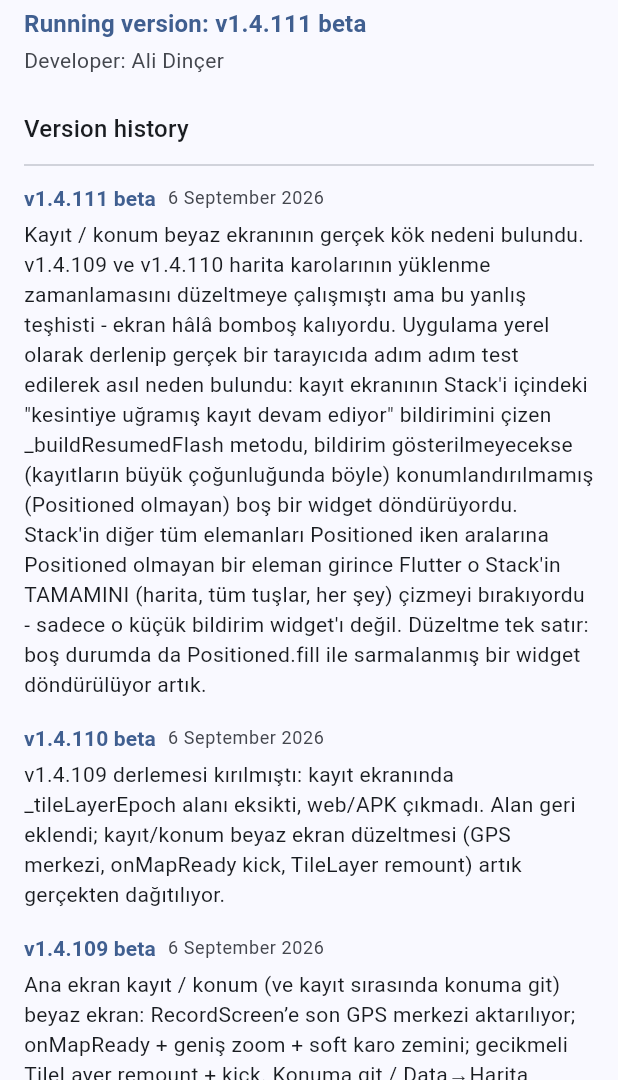
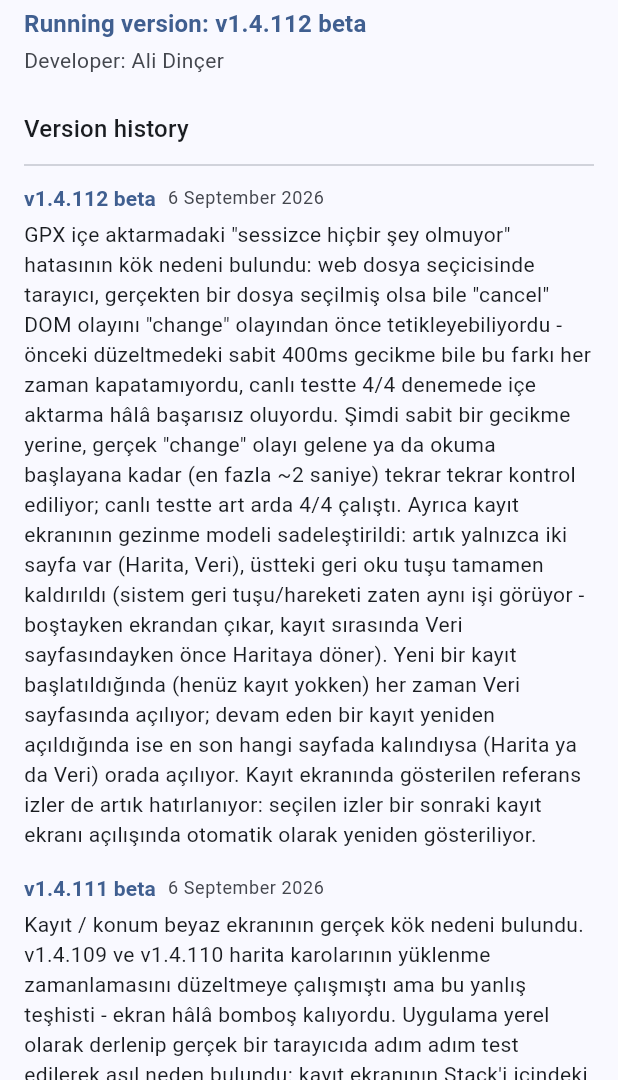
Before and after one commit to alid67-git/RideAtlas, a Flutter app: the AboutScreen screen opened directly, on a phone screen of 412 x 824 dp, the part 156-1236 px from its top. Run offline on Flutter 3.47's test engine with Material 3 defaults, Android fonts, the phone set to English and light mode, and no system bars; our stand-ins replace battery_plus, file_picker, fl_chart, flutter_map, geolocator, hive and 7 more; missing offline and left inert: dart:js_interop, exif, gpx, photo_manager; accounts and stored records are empty; generated files the repository leaves out were written again; network calls fail.

```diff
--- a/lib/build_info.dart
+++ b/lib/build_info.dart
@@ -1,14 +1,18 @@
 /// Bumped by hand on every push so the running build can be eyeballed on
 /// screen (Chrome tabs / dev servers can otherwise silently serve stale JS).
-const String kAppBuildLabel = 'v1.4.111 beta';
+const String kAppBuildLabel = 'v1.4.112 beta';
 
 /// Shown once, in a dialog, the first time this build label is seen.
 const String kAppBuildNote =
-    'Kayıt/konum beyaz ekranının gerçek nedeni bulundu ve düzeltildi: '
-    'v1.4.109/110\'daki harita karo zamanlama düzeltmeleri yanlış '
-    'teşhisti. Asıl sorun, kayıt ekranındaki "kesintiye uğramış kayıt '
-    'devam ediyor" bildirimini çizen kod, gösterilecek bir şey yokken '
-    'Stack içinde konumlandırılmamış (Positioned olmayan) boş bir widget '
-    'döndürüyordu - bu da o Stack\'teki HER ŞEYİN (harita dahil) hiç '
-    'çizilmemesine yol açıyordu. Artık her zaman konumlandırılmış bir '
-    'widget döndürülüyor.';
+    'GPX içe aktarma bazen sessizce hiçbir şey yapmıyordu: tarayıcının '
+    'dosya seçme penceresinde "cancel" olayı, gerçekten bir dosya '
+    'seçilmiş olsa bile "change" olayından önce (ve varsayılan '
+    'gecikmeden daha uzun bir farkla) tetiklenebiliyordu; bu da seçimi '
+    'sessizce "hiçbir şey seçilmedi" sayıp yutuyordu. Artık sabit bir '
+    'gecikme yerine, gerçek seçim gelene kadar (en fazla ~2sn) kontrol '
+    'tekrarlanıyor. Ayrıca kayıt ekranının gezinme akışı sadeleştirildi: '
+    'artık tek geri tuşu yok, üstteki geri oku kaldırıldı; yeni bir '
+    'kayıt başlatıldığında her zaman Veri sayfasında açılıyor, devam '
+    'eden bir kayda dönüldüğünde ise en son hangi sayfada kalındıysa '
+    'orada açılıyor; gösterilen referans izler de hatırlanıp bir sonraki '
+    'açılışta otomatik olarak geri getiriliyor.';
--- a/lib/changelog.dart
+++ b/lib/changelog.dart
@@ -20,6 +20,31 @@ class ChangelogEntry {
 
 const kChangelog = <ChangelogEntry>[
   ChangelogEntry(
+    version: 'v1.4.112 beta',
+    date: '2026-09-06',
+    note:
+        'GPX içe aktarmadaki "sessizce hiçbir şey olmuyor" hatasının kök '
+        'nedeni bulundu: web dosya seçicisinde tarayıcı, gerçekten bir '
+        'dosya seçilmiş olsa bile "cancel" DOM olayını "change" '
+        'olayından önce tetikleyebiliyordu - önceki düzeltmedeki sabit '
+        '400ms gecikme bile bu farkı her zaman kapatamıyordu, canlı '
+        'testte 4/4 denemede içe aktarma hâlâ başarısız oluyordu. '
+        'Şimdi sabit bir gecikme yerine, gerçek "change" olayı gelene '
+        'ya da okuma başlayana kadar (en fazla ~2 saniye) tekrar tekrar '
+        'kontrol ediliyor; canlı testte art arda 4/4 çalıştı. Ayrıca '
+        'kayıt ekranının gezinme modeli sadeleştirildi: artık yalnızca '
+        'iki sayfa var (Harita, Veri), üstteki geri oku tuşu tamamen '
+        'kaldırıldı (sistem geri tuşu/hareketi zaten aynı işi görüyor - '
+        'boştayken ekrandan çıkar, kayıt sırasında Veri sayfasındayken '
+        'önce Haritaya döner). Yeni bir kayıt başlatıldığında (henüz '
+        'kayıt yokken) her zaman Veri sayfasında açılıyor; devam eden '
+        'bir kayıt yeniden açıldığında ise en son hangi sayfada '
+        'kalındıysa (Harita ya da Veri) orada açılıyor. Kayıt '
+        'ekranında gösterilen referans izler de artık hatırlanıyor: '
+        'seçilen izler bir sonraki kayıt ekranı açılışında otomatik '
+        'olarak yeniden gösteriliyor.',
+  ),
+  ChangelogEntry(
     version: 'v1.4.111 beta',
     date: '2026-09-06',
     note:
```
Also changed, not shown: lib/screens/record_screen.dart (+72 -31 lines), lib/services/track_file_pick_web.dart (+37 -11 lines).
